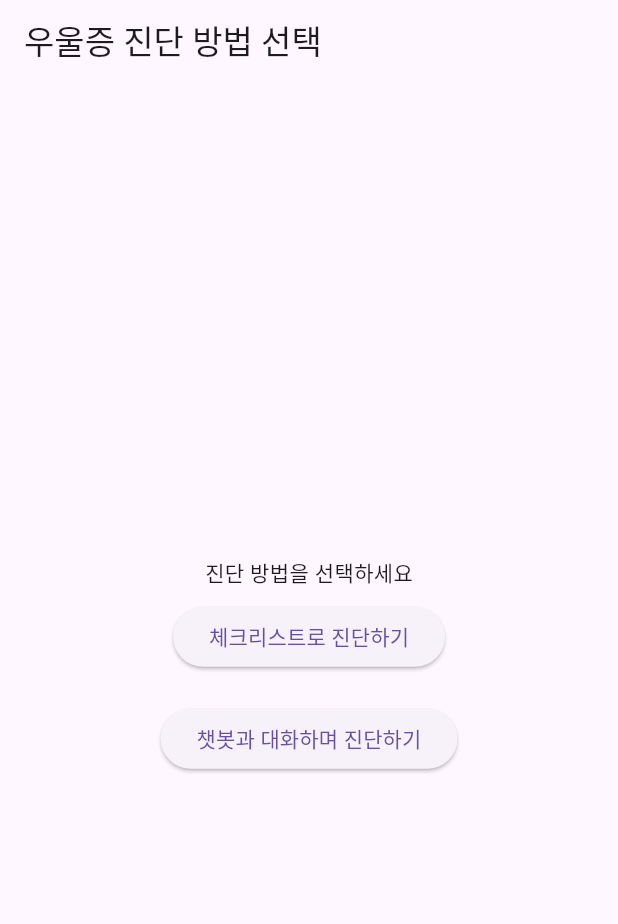
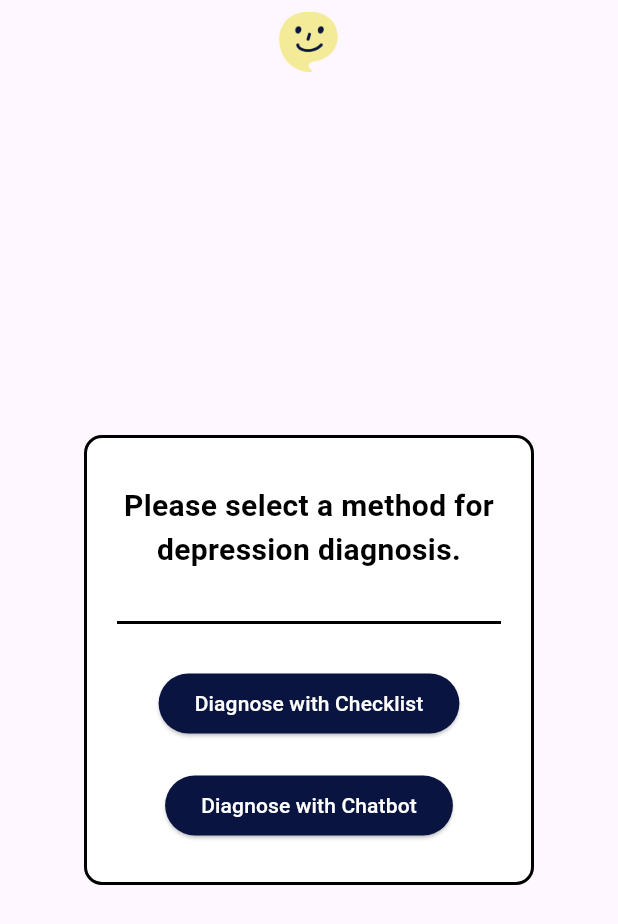
Before and after one commit to bk123477/2024-SolutionChallenge-sMiLe, a Flutter app: the DepressionDiagnosisSelectionScreen screen opened directly, on a phone screen of 412 x 824 dp. Shown: the top 924 px of the screen. Run offline on Flutter 3.47's test engine with Material 3 defaults, Android fonts, the phone set to English and light mode, and no system bars; our stand-ins replace cloud_firestore, firebase_auth, firebase_core, firebase_messaging, flutter_local_notifications, fluttertoast and 2 more; accounts and stored records are empty.

Commit message:
design : depression diagnosis selection ban chatbot with snack msg

```diff
--- a/lib/screen/part1/depression_diagnosis_selection_screen.dart
+++ b/lib/screen/part1/depression_diagnosis_selection_screen.dart
@@ -1,5 +1,6 @@
 import 'package:flutter/material.dart';
 
+import '../../config/palette.dart';
 import 'chatbot_consent_screen.dart';
 import 'depression_checklist_screen2.dart';
 
@@ -16,28 +17,68 @@ class _DepressionDiagnosisSelectionScreenState extends State<DepressionDiagnosis
     return Scaffold(
       appBar: AppBar(
         automaticallyImplyLeading: false,
-        title: Text('우울증 진단 방법 선택'),
+        title: Center(
+          child: Image.asset(
+            'asset/img/smileimoge.png', // 앱바 중앙 이미지 경로. 실제 경로로 수정해주세요.
+            height: 40,
+          ),
+        ),
       ),
       body: Center(
+        child: Container(
+          width: 300, // 컨테이너의 너비 설정
+          height: 300, // 컨테이너의 높이 설정
+          decoration: BoxDecoration(
+            color: Colors.white, // 컨테이너 배경색을 흰색으로 설정
+            border: Border.all(color: Colors.black, width: 2), // 컨테이너 테두리를 검은색으로 설정
+            borderRadius: BorderRadius.circular(12), // 컨테이너 모서리를 둥글게 처리
+          ),
           child: Column(
             mainAxisAlignment: MainAxisAlignment.center,
+            crossAxisAlignment: CrossAxisAlignment.center, // 자식 위젯을 수평 중앙에 배치
             children: <Widget>[
               Padding(
-              padding: const EdgeInsets.all(8.0),
-              child: Text('진단 방법을 선택하세요'),
+                padding: const EdgeInsets.all(4.0),
+                child: Text(
+                  'Please select a method for depression diagnosis.', // 메시지 영어로 번역
+                  style: TextStyle(
+                    color: Colors.black, // 텍스트 색상을 검은색으로 설정
+                    fontWeight: FontWeight.bold, // 볼드 처리
+                    fontSize: 20,
+                  ),
+                  textAlign: TextAlign.center, // 텍스트를 중앙 정렬
+                ),
+              ),
+
+              Divider(
+                color: Colors.black, // 구분선의 색상 설정
+                height: 60, // 구분선의 높이 설정 (위 아래의 패딩 포함)
+                thickness: 2, // 구분선의 두께 설정
+                indent: 20, // 구분선의 시작 부분에 여백 추가
+                endIndent: 20, // 구분선의 끝 부분에 여백 추가
+
               ),
               ElevatedButton(
                 onPressed: _navigateToChecklistDiagnosis,
-              child: Text('체크리스트로 진단하기'),
+                style: ElevatedButton.styleFrom(
+                  foregroundColor: Colors.white, backgroundColor: Palette.bgColor, // 버튼 텍스트 색상을 흰색으로 설정
+                ),
+                child: Text('Diagnose with Checklist'), // 버튼 텍스트 영어로 번역
               ),
               SizedBox(height: 20),
               ElevatedButton(
                 onPressed: _navigateToChatbotDiagnosis,
-              child: Text('챗봇과 대화하며 진단하기'),
+                style: ElevatedButton.styleFrom(
+                  foregroundColor: Colors.white, backgroundColor: Palette.bgColor, // 버튼 텍스트 색상을 흰색으로 설정
+                ),
+                child: Text('Diagnose with Chatbot'), // 버튼 텍스트 영어로 번역
               ),
             ],
           ),
         ),
+      ),
+
+
     );
   }
 
@@ -49,9 +90,19 @@ class _DepressionDiagnosisSelectionScreenState extends State<DepressionDiagnosis
   }
 
   void _navigateToChatbotDiagnosis() {
-    Navigator.push(
-      context,
-      MaterialPageRoute(builder: (context) => ChatbotConsentScreen()),
-    );// 챗봇 대화 진단 페이지로 이동
+    // Navigator.push(
+    //   context,
+    //   MaterialPageRoute(builder: (context) => ChatbotConsentScreen()),
+    // );// 챗봇 대화 진단 페이지로 이동
+
+    ScaffoldMessenger.of(context).showSnackBar(
+      SnackBar(
+        content: Text('Sorry, chatbot diagnosis is not yet implemented. Please use the checklist method.'),
+        duration: Duration(seconds: 5), // 스낵바를 5초간 표시
+
+      ),
+    );
   }
+
+
 }
```
Lines whose indentation alone changed are shown as unchanged.
